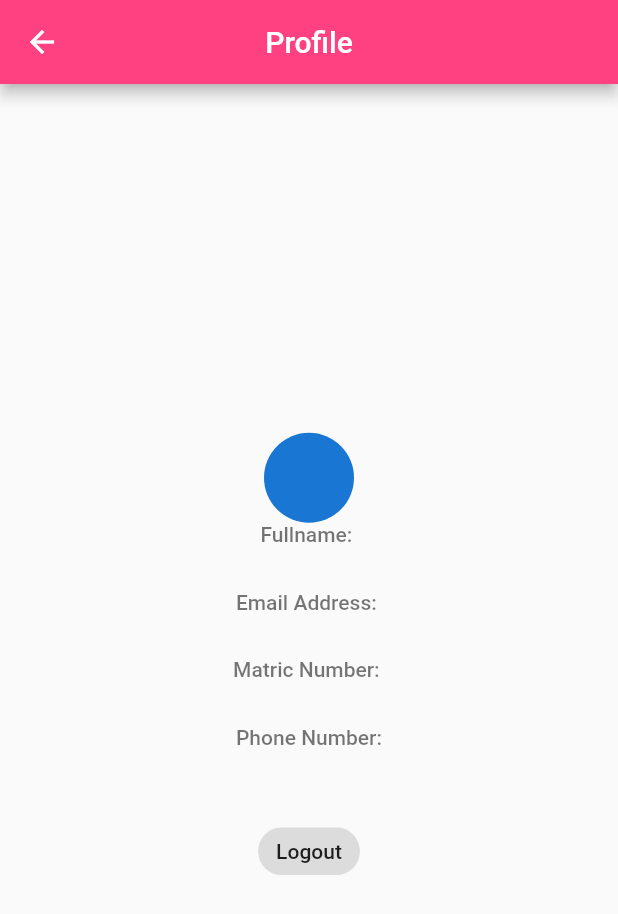
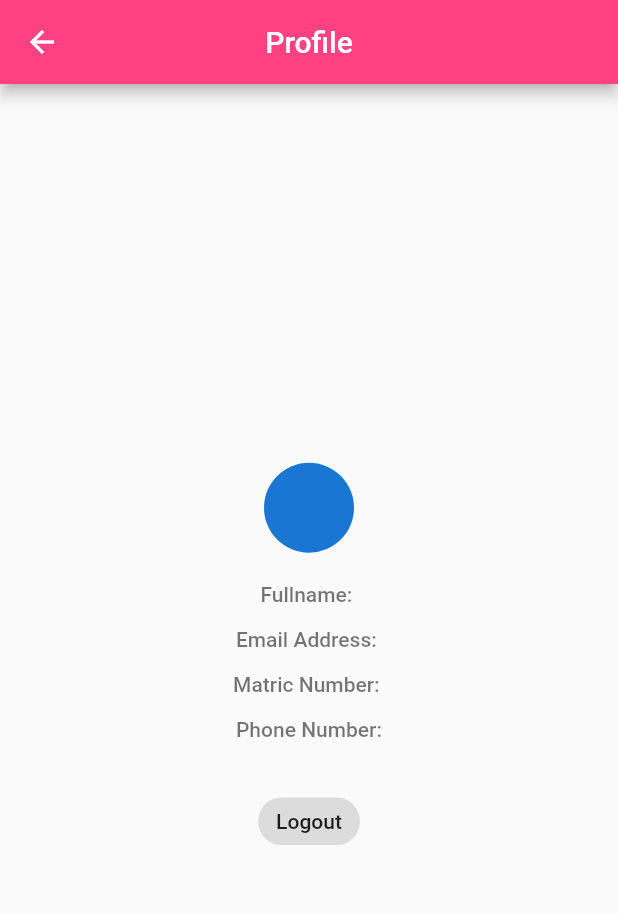
Before and after one commit to BitbyBit-Crew/wefiwebu2, a Flutter app: the ProfileScreen screen opened directly, on a phone screen of 412 x 824 dp. Shown: the top 914 px of the screen. Run offline on Flutter 3.47's test engine with Material 2 defaults, Android fonts, the phone set to English and light mode, and no system bars; our stand-ins replace cloud_firestore, firebase_auth, firebase_core, fluttertoast; accounts and stored records are empty.

Commit message:
testcommit
testcommit

```diff
--- a/lib/screens/profile_screen.dart
+++ b/lib/screens/profile_screen.dart
@@ -3,7 +3,6 @@ import 'package:wefiwebu_2/screens/signin_screen.dart';
 import 'package:firebase_auth/firebase_auth.dart';
 import 'package:flutter/material.dart';
 import 'package:wefiwebu_2/model/user_model.dart';
-
 
 class ProfileScreen extends StatefulWidget {
   @override
@@ -36,7 +35,7 @@ class _ProfileScreen extends State<ProfileScreen> {
       ),
       body: Center(
         child: Padding(
-            padding: EdgeInsets.all(20),
+          padding: EdgeInsets.all(15),
           child: Column(
             mainAxisAlignment: MainAxisAlignment.center,
             crossAxisAlignment: CrossAxisAlignment.center,
@@ -44,43 +43,40 @@ class _ProfileScreen extends State<ProfileScreen> {
               const CircleAvatar(
                 radius: 30,
               ),
-
-                SizedBox(height: 45,
-                  child: Text("Fullname: ${loggedInUser.fullname}",
+              SizedBox(
+                height: 20,
+              ),
+              SizedBox(
+                  height: 30,
+                  child: Text(
+                    "Fullname: ${loggedInUser.fullname}",
                     style: const TextStyle(
-                    color: Colors.black54,
-                    fontWeight: FontWeight.w500
-                  ),
-                )
-                ),
-
-                SizedBox(height: 45,
-                child:Text("Email Address: ${loggedInUser.email}",
+                        color: Colors.black54, fontWeight: FontWeight.w500),
+                  )),
+              SizedBox(
+                height: 30,
+                child: Text("Email Address: ${loggedInUser.email}",
                     style: const TextStyle(
                       color: Colors.black54,
                       fontWeight: FontWeight.w500,
-                    )
+                    )),
               ),
-                ),
-
-                SizedBox(height: 45,
-                child:Text("Matric Number: ${loggedInUser.matric}",
+              SizedBox(
+                height: 30,
+                child: Text("Matric Number: ${loggedInUser.matric}",
                     style: const TextStyle(
                       color: Colors.black54,
                       fontWeight: FontWeight.w500,
-                    )
+                    )),
               ),
-                ),
-
-                SizedBox(height: 45,
-                child:Text("Phone Number:${loggedInUser.mobilenum}",
+              SizedBox(
+                height: 30,
+                child: Text("Phone Number:${loggedInUser.mobilenum}",
                     style: const TextStyle(
                       color: Colors.black54,
                       fontWeight: FontWeight.w500,
-                    )
+                    )),
               ),
-                ),
-
               const SizedBox(
                 height: 15,
               ),
```
Also changed, not shown: pubspec.lock. Lines whose indentation alone changed are shown as unchanged.
